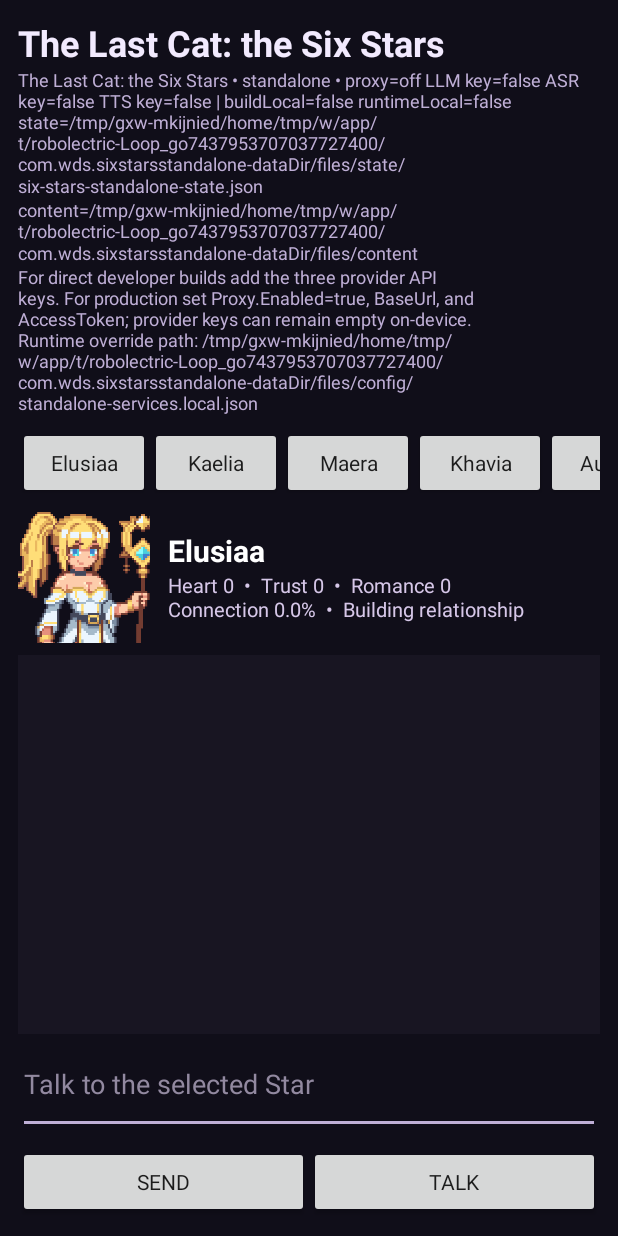
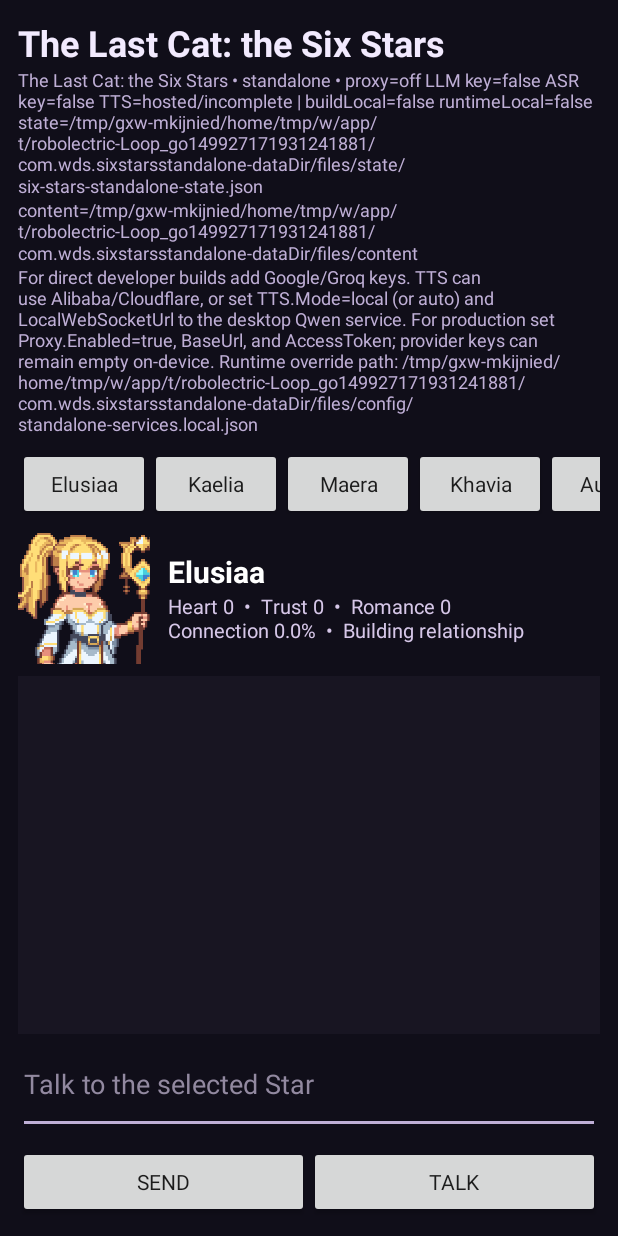
Before and after one commit to bradgearon/the-six-stars, an Android app: the screen it shows after launch (MainActivity), on a phone screen of 412 x 824 dp. Run offline under Robolectric (Android 15) with nearby library versions, the light colour scheme and no system bars; pictures from the network do not load.

Commit message:
adding standalone support for local generated tts while waiting for aliababa approval

```diff
--- a/android/six-stars-standalone/app/src/main/AndroidManifest.xml
+++ b/android/six-stars-standalone/app/src/main/AndroidManifest.xml
@@ -9,7 +9,7 @@
         android:icon="@mipmap/ic_launcher"
         android:roundIcon="@mipmap/ic_launcher"
         android:theme="@style/Theme.SixStarsStandalone"
-        android:usesCleartextTraffic="false">
+        android:usesCleartextTraffic="true">
         <activity
             android:name=".MainActivity"
             android:exported="true"
--- a/android/six-stars-standalone/app/src/main/java/com/wds/sixstarsstandalone/AudioPlaybackService.java
+++ b/android/six-stars-standalone/app/src/main/java/com/wds/sixstarsstandalone/AudioPlaybackService.java
@@ -12,7 +12,7 @@ final class AudioPlaybackService {
     private final Context context;
     AudioPlaybackService(Context context){this.context=context.getApplicationContext();}
 
-    void playBlocking(AlibabaQwenTtsClient.AudioResult audio)throws Exception{
+    void playBlocking(TtsAudioResult audio)throws Exception{
         String ext=audio.mime!=null&&audio.mime.toLowerCase().contains("mpeg")?".mp3":audio.mime!=null&&audio.mime.toLowerCase().contains("ogg")?".ogg":".wav";
         File f=File.createTempFile("sixstars-tts-",ext,context.getCacheDir());try(FileOutputStream out=new FileOutputStream(f)){out.write(audio.bytes);}CountDownLatch done=new CountDownLatch(1);MediaPlayer p=new MediaPlayer();try{p.setDataSource(f.getAbsolutePath());p.setOnCompletionListener(x->done.countDown());p.setOnErrorListener((x,w,e)->{done.countDown();return true;});p.prepare();p.start();done.await(180,TimeUnit.SECONDS);}finally{try{p.release();}catch(Exception ignored){}f.delete();}
     }
--- a/android/six-stars-standalone/app/src/main/java/com/wds/sixstarsstandalone/MainActivity.java
+++ b/android/six-stars-standalone/app/src/main/java/com/wds/sixstarsstandalone/MainActivity.java
@@ -48,7 +48,7 @@ public final class MainActivity extends Activity {
     private void initializeRuntime(){
         try{
             StandaloneRuntime r=new StandaloneRuntime(this); VoiceCaptureService capture=new VoiceCaptureService(this);runtime=r;voiceCapture=capture;
-            ui(()->{sendButton.setEnabled(true);talkButton.setEnabled(true);selectStar(selectedStarId);String config="The Last Cat: the Six Stars • standalone • "+r.settings().configurationSummary()+"\nstate="+r.stateStore().file().getAbsolutePath()+"\ncontent="+r.content().root().getAbsolutePath();if(r.settings().llmKey().isEmpty()||r.settings().asrKey().isEmpty()||r.settings().ttsKey().isEmpty())config+="\n"+r.settings().configurationHelp();status.setText(config);});
+            ui(()->{sendButton.setEnabled(true);talkButton.setEnabled(true);selectStar(selectedStarId);String config="The Last Cat: the Six Stars • standalone • "+r.settings().configurationSummary()+"\nstate="+r.stateStore().file().getAbsolutePath()+"\ncontent="+r.content().root().getAbsolutePath();if(r.settings().llmKey().isEmpty()||r.settings().asrKey().isEmpty()||!r.settings().ttsConfigured())config+="\n"+r.settings().configurationHelp();status.setText(config);});
         }catch(Throwable e){ui(()->status.setText("Standalone runtime initialization failed: "+friendly(e)));}
     }
 
--- a/android/six-stars-standalone/app/src/main/java/com/wds/sixstarsstandalone/StandaloneRuntime.java
+++ b/android/six-stars-standalone/app/src/main/java/com/wds/sixstarsstandalone/StandaloneRuntime.java
@@ -33,7 +33,7 @@ final class StandaloneRuntime implements AutoCloseable {
     private final AndroidPromptBuilder prompts;
     private final GoogleAiStudioClient llm;
     private final GroqAsrClient asr;
-    private final AlibabaQwenTtsClient tts;
+    private final StarTtsClient tts;
     private final AudioPlaybackService audio;
     private final MemoryStateUpdater memory;
     private final MaintenanceService maintenance;
@@ -56,7 +56,7 @@ final class StandaloneRuntime implements AutoCloseable {
         prompts=new AndroidPromptBuilder(content,settings);
         llm=new GoogleAiStudioClient(settings);
         asr=new GroqAsrClient(settings);
-        tts=new AlibabaQwenTtsClient(context,settings,content);
+        tts=settings.useLocalTts() ? new LocalQwenTtsClient(settings) : new AlibabaQwenTtsClient(context,settings,content);
         audio=new AudioPlaybackService(context);
         memory=new MemoryStateUpdater(settings);
         trace=new RuntimeTrace(context,settings);
@@ -193,10 +193,10 @@ final class StandaloneRuntime implements AutoCloseable {
 
     private void queueTts(JSONObject profile,String sentence,Callbacks cb){
         if(sentence==null||sentence.trim().isEmpty())return;
-        if(!settings.ttsEnabled()||settings.ttsKey().isEmpty())return;
+        if(!settings.ttsEnabled()||!settings.ttsConfigured())return;
         final JSONObject p;
         try{p=JsonUtil.deepCopy(profile);}catch(Exception e){return;}
-        ttsExecutor.submit(()->{try{trace.log("tts.start","star="+p.optString("starId")+" chars="+sentence.length());AlibabaQwenTtsClient.AudioResult generated=tts.synthesize(p,sentence);trace.log("tts.generated","bytes="+generated.bytes.length);audio.playBlocking(generated);trace.log("tts.playback-complete","star="+p.optString("starId"));}catch(Throwable e){trace.log("tts.failed",e.toString());error(cb,"TTS",e);}});
+        ttsExecutor.submit(()->{try{trace.log("tts.start","mode="+tts.modeName()+" star="+p.optString("starId")+" chars="+sentence.length());TtsAudioResult generated=tts.synthesize(p,sentence);trace.log("tts.generated","mode="+tts.modeName()+" bytes="+generated.bytes.length);audio.playBlocking(generated);trace.log("tts.playback-complete","mode="+tts.modeName()+" star="+p.optString("starId"));}catch(Throwable e){trace.log("tts.failed","mode="+tts.modeName()+" "+e);error(cb,"TTS",e);}});
     }
 
     private void waitForPrimaryReview(Callbacks cb)throws Exception{
--- a/android/six-stars-standalone/app/src/main/java/com/wds/sixstarsstandalone/StandaloneSettings.java
+++ b/android/six-stars-standalone/app/src/main/java/com/wds/sixstarsstandalone/StandaloneSettings.java
@@ -131,6 +131,7 @@ final class StandaloneSettings {
     int asrTimeoutSeconds() { return asr().optInt("TimeoutSeconds", 60); }
 
     boolean ttsEnabled() { return tts().optBoolean("Enabled", true); }
+    String ttsMode() { return tts().optString("Mode", "auto").trim().toLowerCase(); }
     String ttsKey() { return tts().optString("ApiKey", "").trim(); }
     String ttsEndpoint() { return proxyEnabled() ? proxyBaseUrl() + "/alibaba/tts" : tts().optString("EndpointUrl", "https://dashscope-intl.aliyuncs.com/api/v1/services/aigc/multimodal-generation/generation"); }
     String enrollmentEndpoint() { return proxyEnabled() ? proxyBaseUrl() + "/alibaba/voice-enrollment" : tts().optString("VoiceEnrollmentEndpointUrl", "https://dashscope-intl.aliyuncs.com/api/v1/services/audio/tts/customization"); }
@@ -140,6 +141,33 @@ final class StandaloneSettings {
     boolean autoCloneVoices() { return tts().optBoolean("AutoCloneVoices", true); }
     int ttsTimeoutSeconds() { return tts().optInt("TimeoutSeconds", 120); }
     JSONObject configuredVoiceIds() { return JsonUtil.object(tts(), "VoiceIds"); }
+
+    // Local TTS points at the same Qwen3 WebSocket service the desktop application uses.
+    // On a physical phone use the desktop machine's LAN IP, never localhost/127.0.0.1.
+    String localTtsWebSocketUrl() { return tts().optString("LocalWebSocketUrl", "").trim(); }
+    String localTtsModel() { return tts().optString("LocalModel", "Qwen/Qwen3-TTS-12Hz-0.6B-Base"); }
+    String localTtsLanguage() { return tts().optString("LocalLanguage", defaultLanguage()); }
+    String localTtsTaskType() { return tts().optString("LocalTaskType", "VoiceClone"); }
+    double localTtsSpeed() { return tts().optDouble("LocalSpeed", 1.0); }
+    int localTtsTimeoutSeconds() { return tts().optInt("LocalTimeoutSeconds", ttsTimeoutSeconds()); }
+    boolean localTtsConfigured() { return ttsEnabled() && !localTtsWebSocketUrl().isEmpty(); }
+    boolean hostedTtsConfigured() { return ttsEnabled() && (proxyConfigured() || (!proxyEnabled() && !ttsKey().isEmpty())); }
+
+    String resolvedTtsMode() {
+        if(!ttsEnabled()) return "disabled";
+        String mode=ttsMode();
+        if("local".equals(mode)||"local-service".equals(mode)||"local-qwen".equals(mode)) return "local";
+        if("hosted".equals(mode)||"alibaba".equals(mode)||"cloud".equals(mode)) return "hosted";
+        // auto intentionally prefers the local desktop service when a URL is present so developers can
+        // test Google/Groq free tiers without consuming Alibaba TTS usage.
+        if(localTtsConfigured()) return "local";
+        return "hosted";
+    }
+    boolean useLocalTts() { return "local".equals(resolvedTtsMode()); }
+    boolean ttsConfigured() {
+        if(!ttsEnabled()) return true;
+        return useLocalTts() ? localTtsConfigured() : hostedTtsConfigured();
+    }
 
     boolean romanceMode() { return runtime().optBoolean("RomanceMode", true); }
     int shortTermMemoryMinutes() { return runtime().optInt("ShortTermMemoryMinutes", 30); }
@@ -151,11 +179,12 @@ final class StandaloneSettings {
 
     String configurationSummary() {
         return "proxy=" + (proxyEnabled() ? (proxyConfigured() ? "configured" : "incomplete") : "off")
-                + " LLM key=" + (!llmKey().isEmpty()) + " ASR key=" + (!asrKey().isEmpty()) + " TTS key=" + (!ttsKey().isEmpty())
+                + " LLM key=" + (!llmKey().isEmpty()) + " ASR key=" + (!asrKey().isEmpty())
+                + " TTS=" + resolvedTtsMode() + "/" + (ttsConfigured() ? "configured" : "incomplete")
                 + " | buildLocal=" + buildTimeLocalAssetLoaded + " runtimeLocal=" + runtimeOverrideLoaded;
     }
 
     String configurationHelp() {
-        return "For direct developer builds add the three provider API keys. For production set Proxy.Enabled=true, BaseUrl, and AccessToken; provider keys can remain empty on-device. Runtime override path: " + file.getAbsolutePath();
+        return "For direct developer builds add Google/Groq keys. TTS can use Alibaba/Cloudflare, or set TTS.Mode=local (or auto) and LocalWebSocketUrl to the desktop Qwen service. For production set Proxy.Enabled=true, BaseUrl, and AccessToken; provider keys can remain empty on-device. Runtime override path: " + file.getAbsolutePath();
     }
 }
--- /dev/null
+++ b/android/six-stars-standalone/app/src/main/java/com/wds/sixstarsstandalone/StarTtsClient.java
@@ -0,0 +1,9 @@
+package com.wds.sixstarsstandalone;
+
+import org.json.JSONObject;
+
+/** Common TTS boundary so the standalone app can use either local Qwen or hosted Alibaba. */
+interface StarTtsClient {
+    TtsAudioResult synthesize(JSONObject profile, String text) throws Exception;
+    String modeName();
+}
```
Also changed, not shown: android/six-stars-standalone/app/src/main/assets/standalone-services.json (+8 -1 lines), android/six-stars-standalone/app/src/main/java/com/wds/sixstarsstandalone/AlibabaQwenTtsClient.java (+7 -5 lines), android/six-stars-standalone/app/src/main/java/com/wds/sixstarsstandalone/LocalQwenTtsClient.java (added, +192 -0 lines), android/six-stars-standalone/app/src/main/java/com/wds/sixstarsstandalone/TtsAudioResult.java (added, +12 -0 lines), 3 other files.
